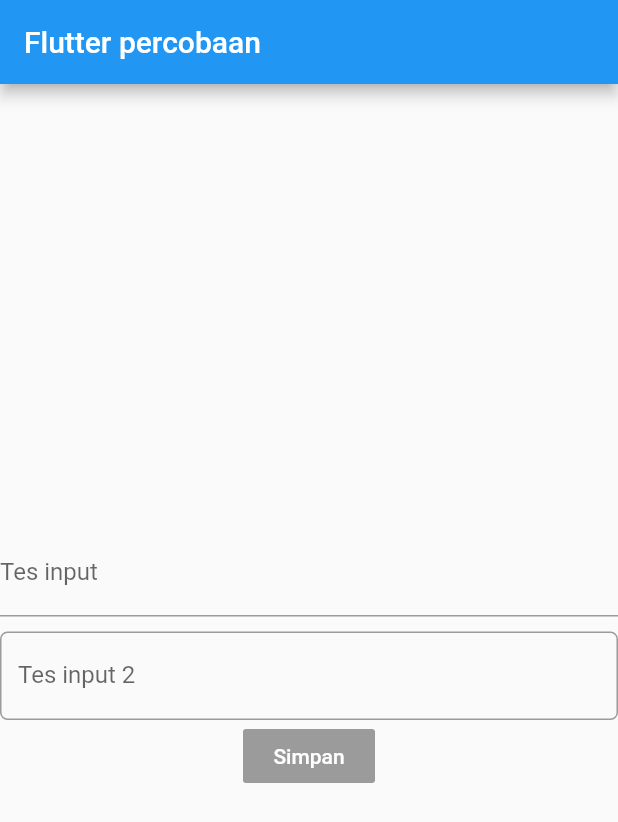
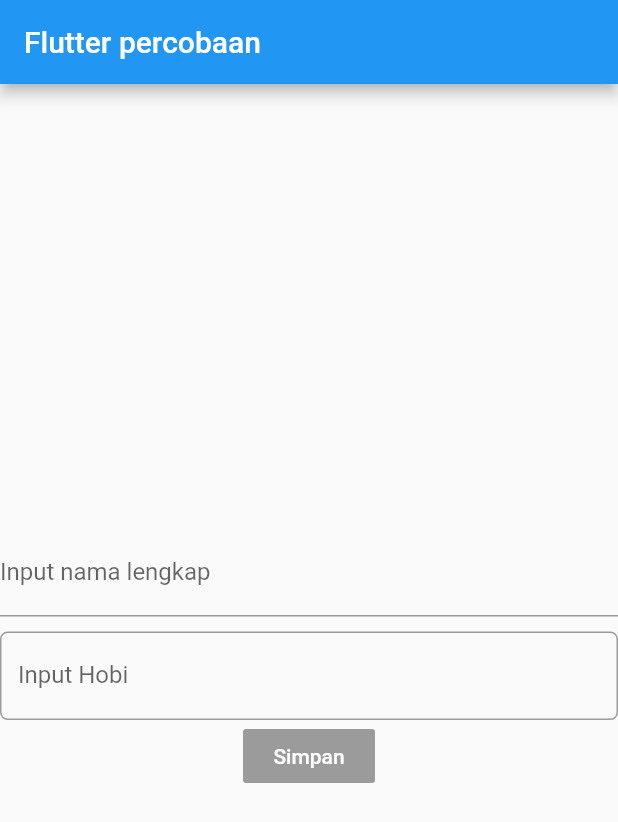
Before and after one commit to argowibowo/progmob2020uas, a Flutter app: the screen it shows after launch, on a phone screen of 412 x 824 dp. Shown: the top 822 px of the screen. Run offline on Flutter 3.47's test engine with Material 2 defaults, Android fonts, the phone set to English and light mode, and no system bars.

Commit message:
Tugas pertemuan: 8

```diff
--- a/lib/tugasPertemuan8.dart
+++ b/lib/tugasPertemuan8.dart
@@ -31,8 +31,8 @@ class _TugasPertemuan8State extends State<TugasPertemuan8> {
           children: <Widget>[
             TextFormField(
               decoration: new InputDecoration(
-                labelText: "Tes input",
-                hintText: "text yang diinput format adalah sbb",
+                labelText: "Input nama lengkap",
+                hintText: "Nikita Semben",
               ),
             ),
             Padding(
@@ -40,8 +40,8 @@ class _TugasPertemuan8State extends State<TugasPertemuan8> {
             ),
             TextFormField(
               decoration: new InputDecoration(
-                  labelText: "Tes input 2",
-                  hintText: "text yang diinput format adalah sbb",
+                  labelText: "Input Hobi ",
+                  hintText: "Main game",
                   border: OutlineInputBorder(
                       borderRadius: new BorderRadius.circular(5)
                   )
```
